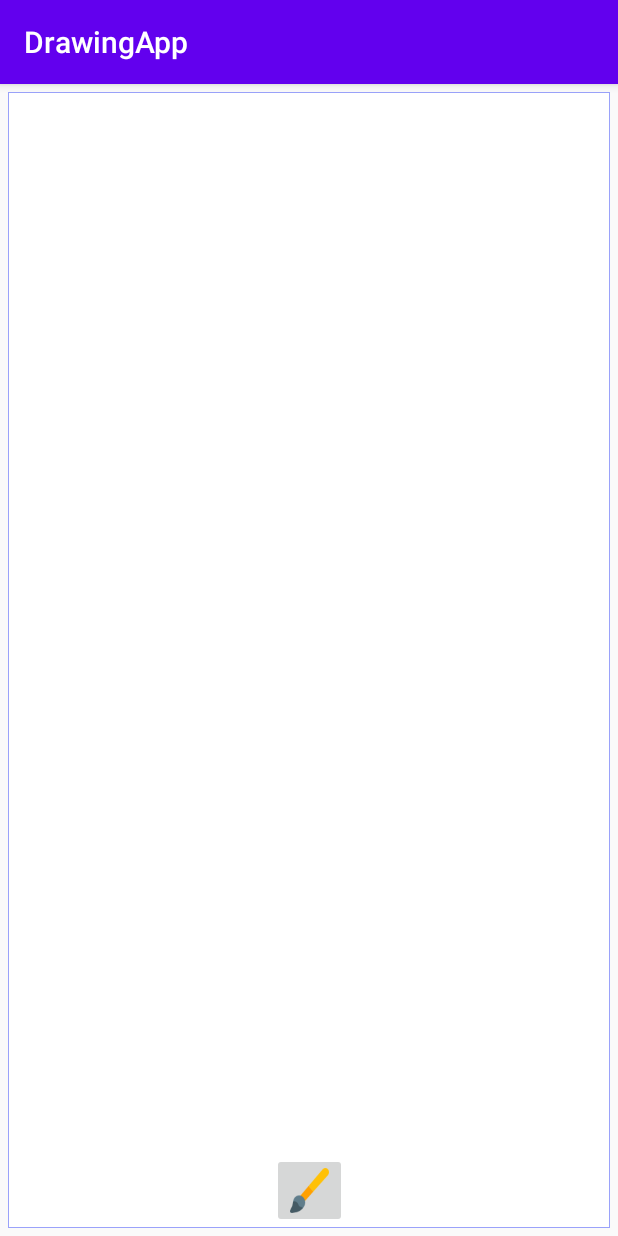
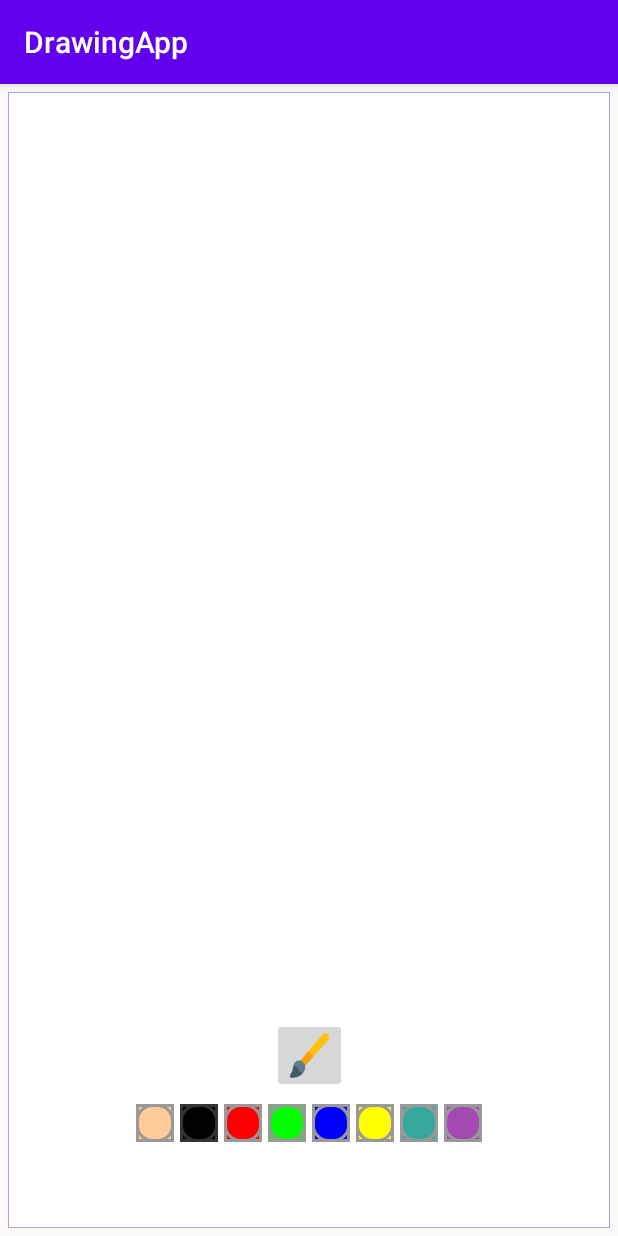
Before and after one commit to cecydb11/android_examples, an Android app: the screen it shows after launch (MainActivity), on a phone screen of 412 x 824 dp. Run offline under Robolectric (Android 15) with nearby library versions, the phone set to English and light mode, and no system bars.

Commit message:
Add UI to change brush color

```diff
--- a/DrawingApp/app/src/main/java/com/cecilia/drawingapp/MainActivity.kt
+++ b/DrawingApp/app/src/main/java/com/cecilia/drawingapp/MainActivity.kt
@@ -3,16 +3,23 @@ package com.cecilia.drawingapp
 import android.app.Dialog
 import androidx.appcompat.app.AppCompatActivity
 import android.os.Bundle
+import android.widget.ImageButton
+import androidx.core.content.ContextCompat
+import androidx.core.view.get
 import kotlinx.android.synthetic.main.activity_main.*
 import kotlinx.android.synthetic.main.dialog_brush_size.*
 
 class MainActivity : AppCompatActivity() {
+
+    private var mImageButtonCurrentPaint: ImageButton? = null
 
     override fun onCreate(savedInstanceState: Bundle?) {
         super.onCreate(savedInstanceState)
         setContentView(R.layout.activity_main)
 
         drawing_view.setSizeForBrush(22.toFloat())
+        mImageButtonCurrentPaint = ll_paint_colors[1] as ImageButton
+        mImageButtonCurrentPaint!!.setImageDrawable(ContextCompat.getDrawable(this, R.drawable.pallet_selected))
         ib_brush.setOnClickListener {
             showBrushSizeChooserDialog()
         }
--- /dev/null
+++ b/DrawingApp/app/src/main/res/drawable/pallet_normal.xml
@@ -0,0 +1,22 @@
+<?xml version="1.0" encoding="utf-8"?>
+<layer-list xmlns:android="http://schemas.android.com/apk/res/android">
+    <item>
+        <shape android:shape="rectangle">
+            <stroke
+                android:width="2dp"
+                android:color="#FF999999" />
+            <solid android:color="#00000000"/>
+        </shape>
+    </item>
+    <item>
+        <shape>
+            <stroke
+                android:width="2dp"
+                android:color="#FF999999" />
+            <solid android:color="#00000000"/>
+            <corners android:radius="10dp"/>
+        </shape>
+
+    </item>
+
+</layer-list>
--- /dev/null
+++ b/DrawingApp/app/src/main/res/drawable/pallet_selected.xml
@@ -0,0 +1,22 @@
+<?xml version="1.0" encoding="utf-8"?>
+<layer-list xmlns:android="http://schemas.android.com/apk/res/android">
+    <item>
+        <shape android:shape="rectangle">
+            <stroke
+                android:width="2dp"
+                android:color="#FF333333" />
+            <solid android:color="#00000000"/>
+        </shape>
+    </item>
+    <item>
+        <shape>
+            <stroke
+                android:width="2dp"
+                android:color="#FF333333" />
+            <solid android:color="#00000000"/>
+            <corners android:radius="10dp"/>
+        </shape>
+
+    </item>
+
+</layer-list>
--- a/DrawingApp/app/src/main/res/layout/activity_main.xml
+++ b/DrawingApp/app/src/main/res/layout/activity_main.xml
@@ -30,7 +30,92 @@
         android:layout_margin="5dp"
         app:layout_constraintLeft_toLeftOf="parent"
         app:layout_constraintRight_toRightOf="parent"
-        app:layout_constraintBottom_toBottomOf="parent"
+        app:layout_constraintBottom_toTopOf="@id/ll_paint_colors"
         />
 
+    <LinearLayout
+        android:id="@+id/ll_paint_colors"
+        android:layout_width="wrap_content"
+        android:layout_height="wrap_content"
+        android:orientation="horizontal"
+        app:layout_constraintBottom_toTopOf="@id/ib_brush"
+        app:layout_constraintLeft_toLeftOf="parent"
+        app:layout_constraintRight_toRightOf="parent"
+        app:layout_constraintTop_toBottomOf="@id/drawing_view"
+        >
+        <ImageButton
+            android:layout_width="25dp"
+            android:layout_height="25dp"
+            android:layout_margin="2dp"
+            android:contentDescription="color_pallet"
+            android:background="@color/skin"
+            android:src="@drawable/pallet_normal"
+            android:tag="@color/skin"
+            />
+
+        <ImageButton
+            android:layout_width="25dp"
+            android:layout_height="25dp"
+            android:layout_margin="2dp"
+            android:contentDescription="color_pallet"
+            android:background="@color/black"
+            android:src="@drawable/pallet_normal"
+            android:tag="@color/black"
+            />
+        <ImageButton
+            android:layout_width="25dp"
+            android:layout_height="25dp"
+            android:layout_margin="2dp"
+            android:contentDescription="color_pallet"
+            android:background="@color/red"
+            android:src="@drawable/pallet_normal"
+            android:tag="@color/red"
+            />
+        <ImageButton
+            android:layout_width="25dp"
+            android:layout_height="25dp"
+            android:layout_margin="2dp"
+            android:contentDescription="color_pallet"
+            android:background="@color/green"
+            android:src="@drawable/pallet_normal"
+            android:tag="@color/green"
+            />
+        <ImageButton
+            android:layout_width="25dp"
+            android:layout_height="25dp"
+            android:layout_margin="2dp"
+            android:contentDescription="color_pallet"
+            android:background="@color/blue"
+            android:src="@drawable/pallet_normal"
+            android:tag="@color/blue"
+            />
+        <ImageButton
+            android:layout_width="25dp"
+            android:layout_height="25dp"
+            android:layout_margin="2dp"
+            android:contentDescription="color_pallet"
+            android:background="@color/yellow"
+            android:src="@drawable/pallet_normal"
+            android:tag="@color/yellow"
+            />
+        <ImageButton
+            android:layout_width="25dp"
+            android:layout_height="25dp"
+            android:layout_margin="2dp"
+            android:contentDescription="color_pallet"
+            android:background="@color/lollipop"
+            android:src="@drawable/pallet_normal"
+            android:tag="@color/lollipop"
+            />
+        <ImageButton
+            android:layout_width="25dp"
+            android:layout_height="25dp"
+            android:layout_margin="2dp"
+            android:contentDescription="color_pallet"
+            android:background="@color/random"
+            android:src="@drawable/pallet_normal"
+            android:tag="@color/random"
+            />
+    </LinearLayout>
+
 </androidx.constraintlayout.widget.ConstraintLayout>
--- a/DrawingApp/app/src/main/res/values/colors.xml
+++ b/DrawingApp/app/src/main/res/values/colors.xml
@@ -3,4 +3,13 @@
     <color name="colorPrimary">#6200EE</color>
     <color name="colorPrimaryDark">#3700B3</color>
     <color name="colorAccent">#03DAC5</color>
+
+    <color name="skin">#FFCC99</color>
+    <color name="black">#000000</color>
+    <color name="red">#FF0000</color>
+    <color name="green">#00FF00</color>
+    <color name="blue">#0000FF</color>
+    <color name="yellow">#FFFF00</color>
+    <color name="lollipop">#35A79C</color>
+    <color name="random">#A349B1</color>
 </resources>
```
